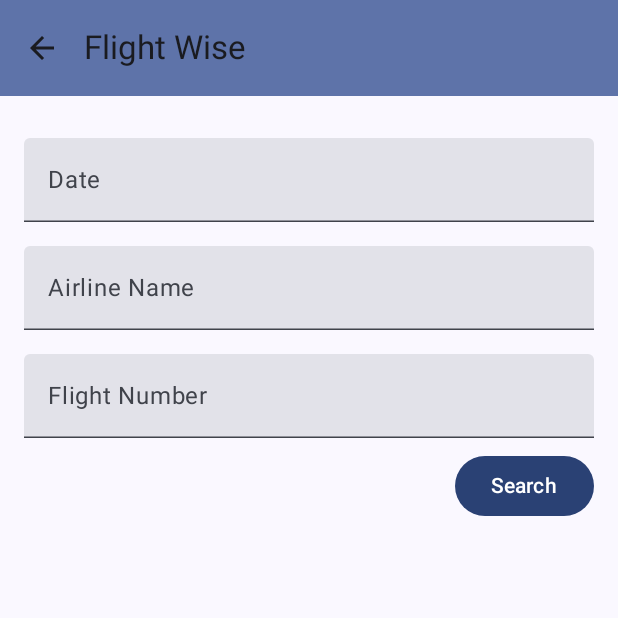
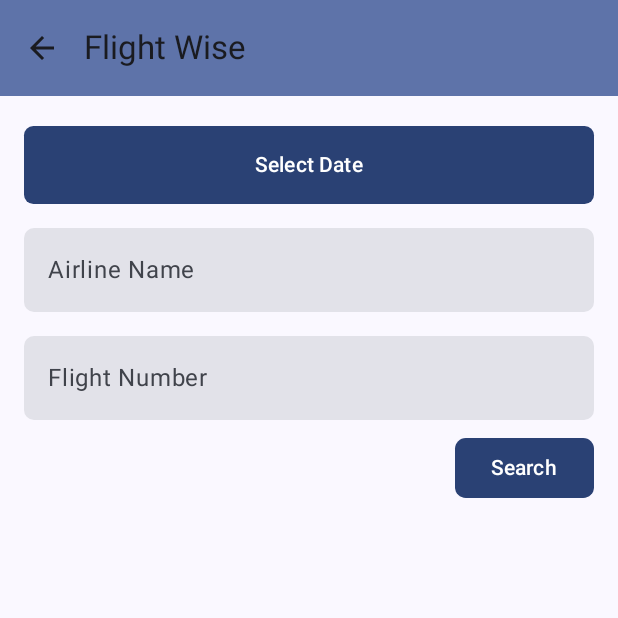
Before and after one commit to a-mullins/uvawise-flights, an Android app built with Jetpack Compose: the StartScreen screen opened through its navigation route, on a phone screen of 412 x 824 dp, the top half of it. Run offline under Robolectric (Android 15) with nearby library versions, the phone set to English and light mode, and no system bars.

Commit message:
finish search screen layout, implement date picker

```diff
--- a/app/build.gradle.kts
+++ b/app/build.gradle.kts
@@ -60,6 +60,7 @@ dependencies {
     implementation(libs.androidx.room.ktx)
     implementation(libs.androidx.navigation.compose)
     implementation(libs.androidx.navigation.runtime.ktx)
+    implementation("androidx.compose.material3:material3:1.2.1") // for MyDatePicker
     testImplementation(libs.junit)
     androidTestImplementation(libs.androidx.junit)
     androidTestImplementation(libs.androidx.espresso.core)
--- a/app/src/main/java/edu/uvawise/flights/ui/FlightApp.kt
+++ b/app/src/main/java/edu/uvawise/flights/ui/FlightApp.kt
@@ -113,7 +113,7 @@ fun FlightApp(
                 )
             }
             composable(route = FlightScreen.Results.name) {
-                Log.d(TAG, String.format("date: %s\nname: %s\nflight: %s", dateStr, airlineName, flightNumber))
+                Log.d(TAG, String.format("  date: %s\n  name: %s\nflight: %s", dateStr, airlineName, flightNumber))
                 ResultsScreen(
                     dateStr,
                     airlineName,
@@ -125,7 +125,6 @@ fun FlightApp(
             }
         }
     }
-
 }
 
 @Preview
--- a/app/src/main/java/edu/uvawise/flights/ui/screens/StartScreen.kt
+++ b/app/src/main/java/edu/uvawise/flights/ui/screens/StartScreen.kt
@@ -3,24 +3,35 @@ package edu.uvawise.flights.ui.screens
 import androidx.compose.foundation.layout.Arrangement
 import androidx.compose.foundation.layout.Column
 import androidx.compose.foundation.layout.Row
+import androidx.compose.foundation.layout.defaultMinSize
 import androidx.compose.foundation.layout.fillMaxSize
 import androidx.compose.foundation.layout.fillMaxWidth
 import androidx.compose.foundation.layout.padding
+import androidx.compose.foundation.layout.size
+import androidx.compose.foundation.shape.RoundedCornerShape
 import androidx.compose.foundation.text.KeyboardOptions
 import androidx.compose.material3.Button
+import androidx.compose.material3.DatePicker
+import androidx.compose.material3.ExperimentalMaterial3Api
 import androidx.compose.material3.Surface
 import androidx.compose.material3.Text
 import androidx.compose.material3.TextField
+import androidx.compose.material3.TextFieldDefaults
+import androidx.compose.material3.rememberDatePickerState
 import androidx.compose.runtime.Composable
 import androidx.compose.runtime.getValue
 import androidx.compose.runtime.mutableStateOf
 import androidx.compose.runtime.remember
+import androidx.compose.runtime.saveable.rememberSaveable
 import androidx.compose.runtime.setValue
 import androidx.compose.ui.Modifier
+import androidx.compose.ui.graphics.Color
 import androidx.compose.ui.text.input.ImeAction
 import androidx.compose.ui.tooling.preview.Preview
 import androidx.compose.ui.unit.dp
+import edu.uvawise.flights.ui.widgets.MyDatePickerDialog
 
+@OptIn(ExperimentalMaterial3Api::class)
 @Composable
 fun StartScreen(
     modifier: Modifier = Modifier,
@@ -40,25 +51,42 @@ fun StartScreen(
             )
             .fillMaxWidth()
     ) {
-        var dateStr by remember { mutableStateOf("") }
-        var airlineStr by remember { mutableStateOf("") }
-        var flightStr by remember { mutableStateOf("") }
+        //var dateStr by remember { mutableStateOf("") }
+        var airlineStr by rememberSaveable { mutableStateOf("") }
+        var flightStr by rememberSaveable { mutableStateOf("") }
+        val dateState = rememberDatePickerState()
+        var dateStr: String by rememberSaveable { mutableStateOf("Select Date") }
+        var showDatePicker by rememberSaveable { mutableStateOf(false) }
 
-        // date
-        // TODO use a date picker?
+        if (showDatePicker) {
+            MyDatePickerDialog(
+                onDateSelected = { dateStr = it },
+                onDismiss = { showDatePicker = false }
+            )
+        } else {
             Row {
-            TextField(
-                value = dateStr,
+                Button(
+                    onClick = { showDatePicker = true },
                     modifier = Modifier
+                        .defaultMinSize(minHeight = 60.dp)
                         .fillMaxWidth()
-                    .padding(vertical = 8.dp),
-                onValueChange = { dateStr = it },
-                label = { Text("Date") },
-            keyboardOptions = KeyboardOptions.Default.copy(
-                imeAction = ImeAction.Next,
-            ),
-                singleLine = true,
-            )
+                        .padding(bottom = 8.dp),
+                    shape = RoundedCornerShape(12)
+                ) {
+                    Text(text = dateStr)
+                }
+//            TextField(
+//                value = dateStr,
+//                modifier = Modifier
+//                    .fillMaxWidth()
+//                    .padding(vertical = 8.dp),
+//                onValueChange = { dateStr = it },
+//                label = { Text("Date") },
+//            keyboardOptions = KeyboardOptions.Default.copy(
+//                imeAction = ImeAction.Next,
+//            ),
+//                singleLine = true,
+//            )
             }
 
             // airline name
@@ -66,6 +94,7 @@ fun StartScreen(
                 TextField(
                     value = airlineStr,
                     modifier = Modifier
+                        .defaultMinSize(minHeight = 60.dp)
                         .fillMaxWidth()
                         .padding(vertical = 8.dp),
                     onValueChange = { airlineStr = it },
@@ -74,6 +103,12 @@ fun StartScreen(
                         imeAction = ImeAction.Next,
                     ),
                     singleLine = true,
+                    shape = RoundedCornerShape(12),
+                    colors = TextFieldDefaults.colors(
+                        focusedIndicatorColor = Color.Transparent,
+                        unfocusedIndicatorColor = Color.Transparent,
+                        disabledIndicatorColor = Color.Transparent
+                    )
                 )
             }
 
@@ -86,6 +121,7 @@ fun StartScreen(
                 TextField(
                     value = flightStr,
                     modifier = Modifier
+                        .defaultMinSize(minHeight = 60.dp)
                         .fillMaxWidth()
                         .padding(vertical = 8.dp),
                     onValueChange = { flightStr = it },
@@ -94,6 +130,12 @@ fun StartScreen(
                         imeAction = ImeAction.Done,
                     ),
                     singleLine = true,
+                    shape = RoundedCornerShape(12),
+                    colors = TextFieldDefaults.colors(
+                        focusedIndicatorColor = Color.Transparent,
+                        unfocusedIndicatorColor = Color.Transparent,
+                        disabledIndicatorColor = Color.Transparent
+                    )
                 )
             }
 
@@ -107,13 +149,16 @@ fun StartScreen(
                         onSearchSubmit(
                             dateStr,
                             airlineStr,
-                        flightStr)
+                            flightStr
+                        )
                     },
+                    shape = RoundedCornerShape(18)
                     //modifier = Modifier.
                 ) {
                     Text(
                         text = "Search",
                     )
+                }
             }
         }
     }
```
Also changed, not shown: app/src/main/java/edu/uvawise/flights/ui/widgets/MyDatePicker.kt (added, +66 -0 lines). Lines whose indentation alone changed are shown as unchanged.
